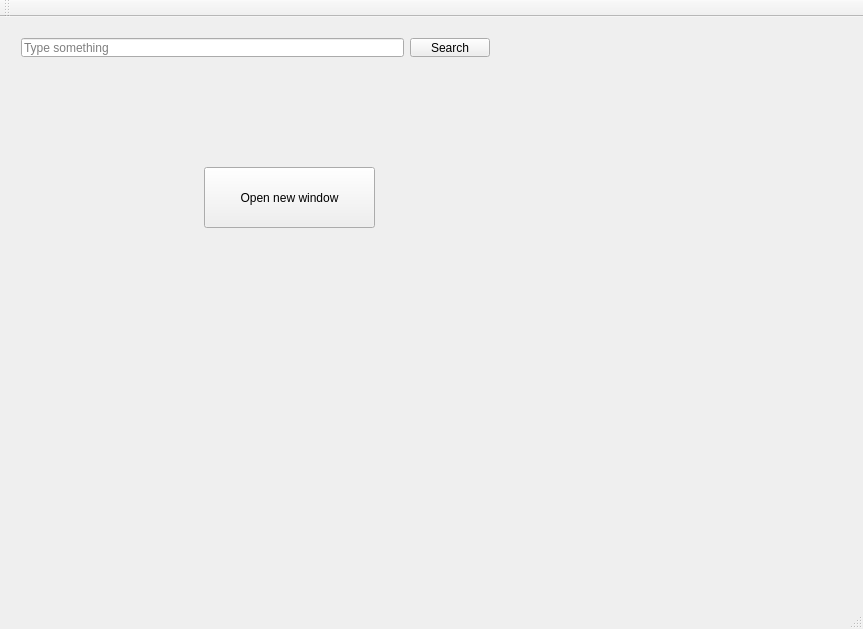
Before: the Qt Designer form mainwindow.ui in olund/VechicleRegister, drawn with Qt 5.
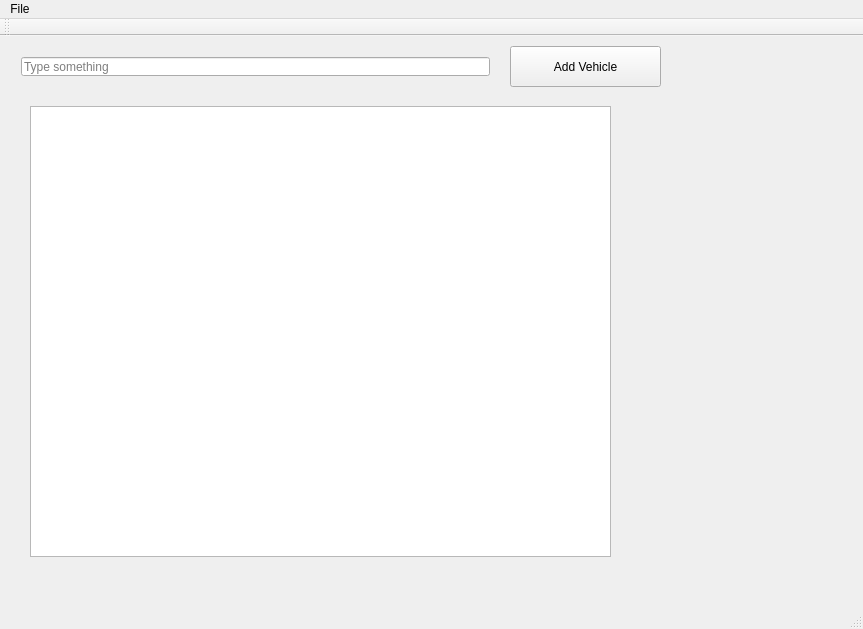
After: the same form once the commit is applied.

```diff
--- a/mainwindow.ui
+++ b/mainwindow.ui
@@ -31,26 +31,32 @@
        </property>
       </widget>
      </item>
-     <item>
-      <widget class="QPushButton" name="pushButton">
-       <property name="text">
-        <string>Search</string>
-       </property>
-      </widget>
-     </item>
     </layout>
    </widget>
    <widget class="QPushButton" name="pushButton_2">
     <property name="geometry">
      <rect>
-      <x>204</x>
-      <y>150</y>
-      <width>171</width>
-      <height>61</height>
+      <x>510</x>
+      <y>10</y>
+      <width>151</width>
+      <height>41</height>
      </rect>
     </property>
     <property name="text">
-     <string>Open new window</string>
+     <string>Add Vehicle</string>
+    </property>
+   </widget>
+   <widget class="QListWidget" name="listWidget">
+    <property name="geometry">
+     <rect>
+      <x>30</x>
+      <y>70</y>
+      <width>581</width>
+      <height>451</height>
+     </rect>
+    </property>
+    <property name="modelColumn">
+     <number>0</number>
     </property>
    </widget>
   </widget>
@@ -60,9 +66,18 @@
      <x>0</x>
      <y>0</y>
      <width>863</width>
-     <height>22</height>
+     <height>20</height>
     </rect>
    </property>
+   <widget class="QMenu" name="menuFile">
+    <property name="title">
+     <string>File</string>
+    </property>
+    <addaction name="separator"/>
+    <addaction name="actionSave_to_file"/>
+    <addaction name="actionLoad_from_file"/>
+   </widget>
+   <addaction name="menuFile"/>
   </widget>
   <widget class="QToolBar" name="mainToolBar">
    <attribute name="toolBarArea">
```
Left out of the diff: 10 changed lines with no effect on the pictures.
